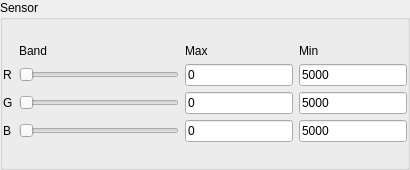
Before: the Qt Designer form timeseriesviewer/ui/imagechipviewsettings.ui in jakimowb/eo-time-series-viewer, drawn with Qt 5.
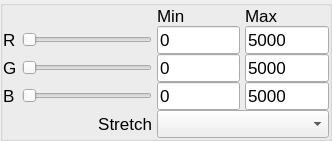
After: the same form once the commit is applied.

```diff
--- a/timeseriesviewer/ui/imagechipviewsettings.ui
+++ b/timeseriesviewer/ui/imagechipviewsettings.ui
@@ -6,8 +6,8 @@
    <rect>
     <x>0</x>
     <y>0</y>
-    <width>410</width>
-    <height>170</height>
+    <width>332</width>
+    <height>135</height>
    </rect>
   </property>
   <property name="sizePolicy">
@@ -16,11 +16,16 @@
     <verstretch>0</verstretch>
    </sizepolicy>
   </property>
+  <property name="font">
+   <font>
+    <pointsize>13</pointsize>
+   </font>
+  </property>
   <property name="windowTitle">
    <string>GroupBox</string>
   </property>
   <property name="title">
-   <string>Sensor</string>
+   <string/>
   </property>
   <property name="flat">
    <bool>false</bool>
@@ -29,40 +34,35 @@
    <bool>false</bool>
   </property>
   <layout class="QVBoxLayout" name="verticalLayout">
+   <property name="spacing">
+    <number>0</number>
+   </property>
    <property name="margin">
     <number>0</number>
    </property>
    <item>
-    <layout class="QGridLayout" name="bandSelectionGridLayout">
-     <item row="0" column="2">
-      <widget class="QLabel" name="labelMax">
-       <property name="text">
-        <string>Max</string>
-       </property>
-      </widget>
-     </item>
-     <item row="0" column="1">
-      <widget class="QLabel" name="labelBand">
-       <property name="sizePolicy">
-        <sizepolicy hsizetype="Preferred" vsizetype="Fixed">
-         <horstretch>0</horstretch>
-         <verstretch>0</verstretch>
-        </sizepolicy>
-       </property>
-       <property name="text">
-        <string>Band</string>
-       </property>
-      </widget>
-     </item>
-     <item row="2" column="2">
-      <widget class="QLineEdit" name="tbGreenMin">
-       <property name="text">
-        <string>0</string>
-       </property>
-      </widget>
-     </item>
+    <layout class="QGridLayout" name="bandSelectionGridLayout" rowstretch="0,0,0,0,0" columnstretch="0,0,0,0">
+     <property name="horizontalSpacing">
+      <number>5</number>
+     </property>
+     <property name="verticalSpacing">
+      <number>0</number>
+     </property>
+     <property name="leftMargin">
+      <number>0</number>
+     </property>
      <item row="2" column="1">
       <widget class="QSlider" name="sliderGreen">
+       <property name="styleSheet">
+        <string notr="true"/>
+       </property>
+       <property name="orientation">
+        <enum>Qt::Horizontal</enum>
+       </property>
+      </widget>
+     </item>
+     <item row="3" column="1">
+      <widget class="QSlider" name="sliderBlue">
        <property name="orientation">
         <enum>Qt::Horizontal</enum>
        </property>
@@ -100,37 +100,40 @@
        </property>
       </widget>
      </item>
-     <item row="3" column="0">
-      <widget class="QLabel" name="labelBlue">
+     <item row="0" column="1">
+      <widget class="QLabel" name="labelBands">
+       <property name="sizePolicy">
+        <sizepolicy hsizetype="Preferred" vsizetype="Fixed">
+         <horstretch>0</horstretch>
+         <verstretch>0</verstretch>
+        </sizepolicy>
+       </property>
        <property name="text">
-        <string>B</string>
+        <string/>
        </property>
       </widget>
      </item>
-     <item row="3" column="2">
-      <widget class="QLineEdit" name="tbBlueMin">
+     <item row="2" column="2">
+      <widget class="QLineEdit" name="tbGreenMin">
        <property name="text">
         <string>0</string>
        </property>
       </widget>
      </item>
+     <item row="1" column="0">
+      <widget class="QLabel" name="labelRed">
+       <property name="styleSheet">
+        <string notr="true"/>
+       </property>
+       <property name="text">
+        <string>R</string>
+       </property>
+      </widget>
+     </item>
      <item row="0" column="3">
       <widget class="QLabel" name="labelMin">
        <property name="text">
-        <string>Min</string>
-       </property>
-      </widget>
-     </item>
-     <item row="3" column="3">
-      <widget class="QLineEdit" name="tbBlueMax">
-       <property name="sizePolicy">
-        <sizepolicy hsizetype="Preferred" vsizetype="Fixed">
-         <horstretch>0</horstretch>
-         <verstretch>0</verstretch>
-        </sizepolicy>
-       </property>
-       <property name="text">
-        <string>5000</string>
+        <string>Max</string>
        </property>
       </widget>
      </item>
@@ -144,30 +147,13 @@
        </property>
        <property name="minimumSize">
         <size>
-         <width>100</width>
+         <width>130</width>
          <height>0</height>
         </size>
        </property>
-       <property name="orientation">
-        <enum>Qt::Horizontal</enum>
+       <property name="styleSheet">
+        <string notr="true"/>
        </property>
-      </widget>
-     </item>
-     <item row="1" column="2">
-      <widget class="QLineEdit" name="tbRedMin">
-       <property name="minimumSize">
-        <size>
-         <width>50</width>
-         <height>0</height>
-        </size>
-       </property>
-       <property name="text">
-        <string>0</string>
-       </property>
-      </widget>
-     </item>
-     <item row="3" column="1">
-      <widget class="QSlider" name="sliderBlue">
        <property name="orientation">
         <enum>Qt::Horizontal</enum>
        </property>
@@ -175,18 +161,74 @@
      </item>
      <item row="2" column="0">
       <widget class="QLabel" name="labelGreen">
+       <property name="styleSheet">
+        <string notr="true"/>
+       </property>
        <property name="text">
         <string>G</string>
        </property>
       </widget>
      </item>
-     <item row="1" column="0">
-      <widget class="QLabel" name="labelRed">
+     <item row="0" column="2">
+      <widget class="QLabel" name="labelMax">
        <property name="text">
-        <string>R</string>
+        <string>Min</string>
        </property>
       </widget>
      </item>
+     <item row="3" column="0">
+      <widget class="QLabel" name="labelBlue">
+       <property name="text">
+        <string>B</string>
+       </property>
+      </widget>
+     </item>
+     <item row="3" column="2">
+      <widget class="QLineEdit" name="tbBlueMin">
+       <property name="text">
+        <string>0</string>
+       </property>
+      </widget>
+     </item>
+     <item row="3" column="3">
+      <widget class="QLineEdit" name="tbBlueMax">
+       <property name="sizePolicy">
+        <sizepolicy hsizetype="Preferred" vsizetype="Fixed">
+         <horstretch>0</horstretch>
+         <verstretch>0</verstretch>
+        </sizepolicy>
+       </property>
+       <property name="text">
+        <string>5000</string>
+       </property>
+      </widget>
+     </item>
+     <item row="1" column="2">
+      <widget class="QLineEdit" name="tbRedMin">
+       <property name="minimumSize">
+        <size>
+         <width>50</width>
+         <height>0</height>
+        </size>
+       </property>
+       <property name="text">
+        <string>0</string>
+       </property>
+      </widget>
+     </item>
+     <item row="4" column="0" colspan="2">
+      <widget class="QLabel" name="label">
+       <property name="text">
+        <string>Stretch</string>
+       </property>
+       <property name="alignment">
+        <set>Qt::AlignRight|Qt::AlignTrailing|Qt::AlignVCenter</set>
+       </property>
+      </widget>
+     </item>
+     <item row="4" column="2" colspan="2">
+      <widget class="QComboBox" name="comboBoxContrastEnhancement"/>
+     </item>
     </layout>
    </item>
   </layout>
```
